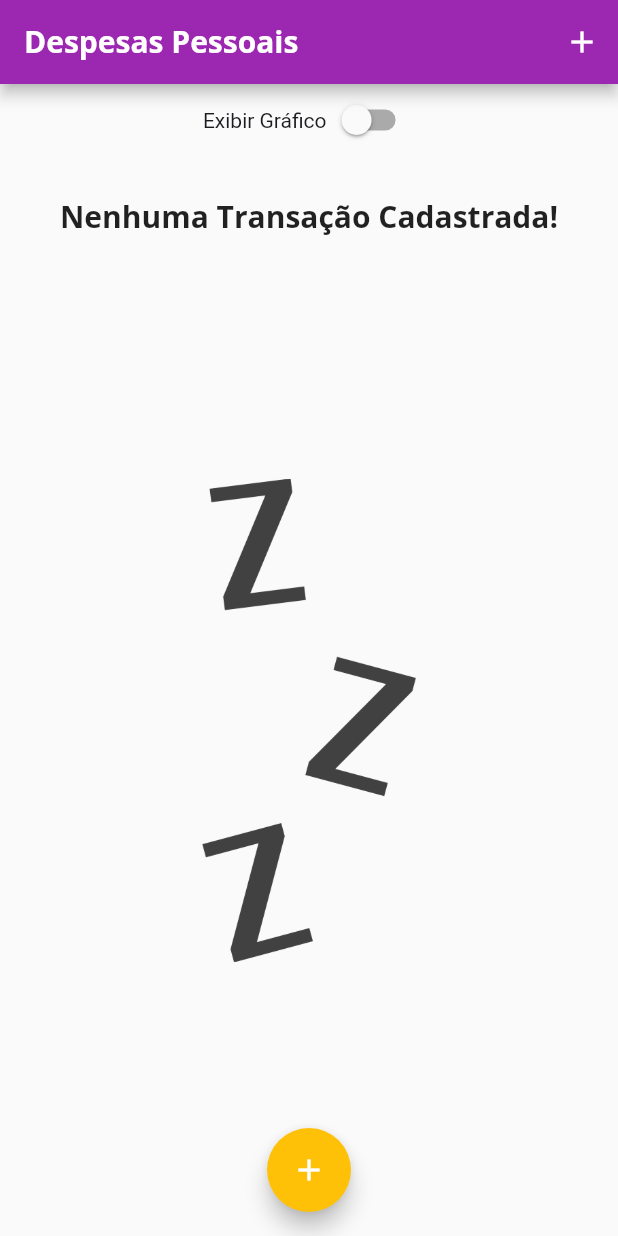
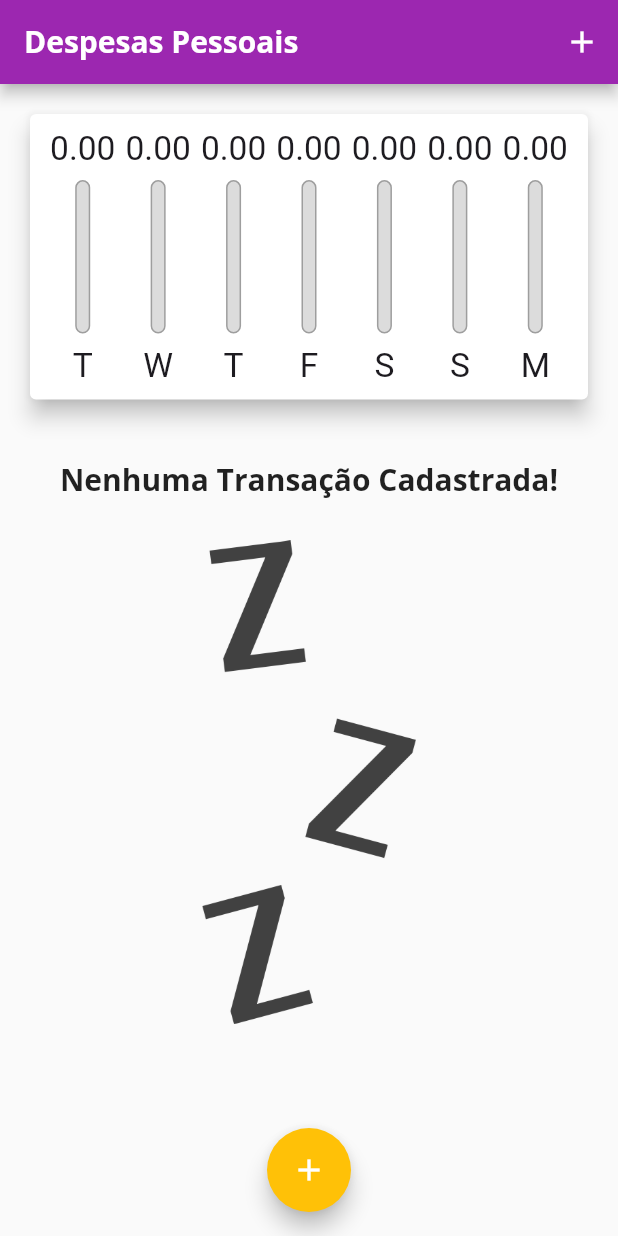
Before and after one commit to hayltonssantos/expenses2, a Flutter app: the screen it shows after launch, on a phone screen of 412 x 824 dp. Run offline on Flutter 3.47's test engine with Material 3 defaults, Android fonts, the phone set to English and light mode, and no system bars.

Commit message:
147 - Opçoes ternarias para saber se estam em landscape ou n usando o MEdiaQuery

```diff
--- a/lib/components/transaction_list.dart
+++ b/lib/components/transaction_list.dart
@@ -15,13 +15,10 @@ class TransactionList extends StatelessWidget {
           builder: (ctx, constrains){
             return Column(
             children: <Widget>[
-              SizedBox(height: constrains.maxHeight * 0.05), // espaçamento
-              Container(
-                height: constrains.maxHeight * 0.3,
-                child: Text(
-                  'Nenhuma Transação Cadastrada!',
-                  style: Theme.of(context).textTheme.titleLarge,
-                ),
+              SizedBox(height: 20), // espaçamento
+              Text(
+                'Nenhuma Transação Cadastrada!',
+                style: Theme.of(context).textTheme.titleLarge,
               ),
               SizedBox(height: constrains.maxHeight * 0.05), // espaçamento
               SizedBox(
--- a/lib/main.dart
+++ b/lib/main.dart
@@ -28,8 +28,8 @@ class ExpensesApp extends StatelessWidget {
           titleLarge: TextStyle(
             fontFamily: 'OpenSans',
             fontSize: 20 * MediaQuery.textScalerOf(context).scale(1),
-            fontWeight: FontWeight.bold
-          )
+            fontWeight: FontWeight.bold,
+          ),
         ),
         colorScheme: ColorScheme.fromSeed(
           seedColor: Colors.amber,
@@ -50,12 +50,12 @@ class MyHomePage extends StatefulWidget {
 }
 
 class _MyHomePageState extends State<MyHomePage> {
-  final List<Transaction> _transactions = [  ];
+  final List<Transaction> _transactions = [];
   bool _showChart = false;
 
-  List<Transaction> get _recentTransactions{
-    return _transactions.where((tr){
-      return tr.date.isAfter(DateTime.now().subtract(Duration(days:7)));
+  List<Transaction> get _recentTransactions {
+    return _transactions.where((tr) {
+      return tr.date.isAfter(DateTime.now().subtract(Duration(days: 7)));
     }).toList();
   }
 
@@ -74,7 +74,7 @@ class _MyHomePageState extends State<MyHomePage> {
     Navigator.of(context).pop();
   }
 
-  _removeTransaction(String id){
+  _removeTransaction(String id) {
     setState(() {
       _transactions.removeWhere((tr) => tr.id == id);
     });
@@ -91,7 +91,8 @@ class _MyHomePageState extends State<MyHomePage> {
 
   @override
   Widget build(BuildContext context) {
-
+    bool isLandscape =
+        MediaQuery.of(context).orientation == Orientation.landscape;
     final appBar = AppBar(
       title: const Text('Despesas Pessoais'),
       actions: [
@@ -102,8 +103,10 @@ class _MyHomePageState extends State<MyHomePage> {
       ],
     );
 
-    final availableHeight = MediaQuery.of(context).size.height
-    - appBar.preferredSize.height - MediaQuery.of(context).padding.top;
+    final availableHeight =
+        MediaQuery.of(context).size.height -
+        appBar.preferredSize.height -
+        MediaQuery.of(context).padding.top;
 
     return Scaffold(
       appBar: appBar,
@@ -111,31 +114,31 @@ class _MyHomePageState extends State<MyHomePage> {
         child: Column(
           crossAxisAlignment: CrossAxisAlignment.stretch,
           children: [
-            Row(
-              mainAxisAlignment:  MainAxisAlignment.center,
+            if (isLandscape)
+              (Row(
+                mainAxisAlignment: MainAxisAlignment.center,
                 children: [
                   Text('Exibir Gráfico'),
                   Switch(
                     value: _showChart,
-                  onChanged: (value){
+                    onChanged: (value) {
                       setState(() {
                         _showChart = value;
                       });
-                }),
+                    },
+                  ),
                 ],
-            ),
-            if (_showChart)(
-              SizedBox(
-                height: availableHeight * 0.3,
+              )),
+            if (_showChart || !isLandscape)
+              (SizedBox(
+                height: availableHeight * (isLandscape ? 0.7 : 0.3),
                 child: Chart(_recentTransactions),
-                )
-              ),
-            if (!_showChart)(
-              SizedBox(
+              )),
+            if (!_showChart || !isLandscape)
+              (SizedBox(
                 height: availableHeight * 0.7,
-                child: TransactionList(_transactions, _removeTransaction)
-                )
-            ),
+                child: TransactionList(_transactions, _removeTransaction),
+              )),
           ],
         ),
       ),
```
Lines whose indentation alone changed are shown as unchanged.
